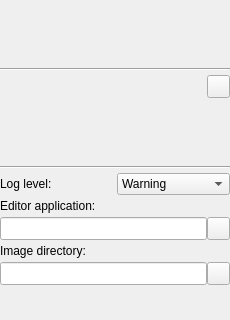
Qt form PlusApp/fCal/Toolboxes/ConfigurationToolbox.ui (PlusToolkit/PlusApp) before a commit.
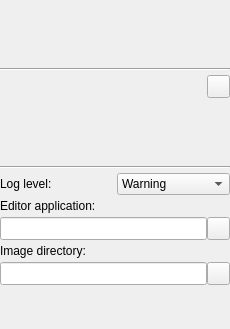
The same form after that commit. Icons and pictures are not drawn.

```diff
--- a/PlusApp/fCal/Toolboxes/ConfigurationToolbox.ui
+++ b/PlusApp/fCal/Toolboxes/ConfigurationToolbox.ui
@@ -2,20 +2,6 @@
 <ui version="4.0">
  <class>ConfigurationToolbox</class>
  <widget class="QWidget" name="ConfigurationToolbox">
-  <property name="geometry">
-   <rect>
-    <x>0</x>
-    <y>0</y>
-    <width>230</width>
-    <height>320</height>
-   </rect>
-  </property>
-  <property name="sizePolicy">
-   <sizepolicy hsizetype="Fixed" vsizetype="Preferred">
-    <horstretch>0</horstretch>
-    <verstretch>0</verstretch>
-   </sizepolicy>
-  </property>
   <property name="minimumSize">
    <size>
     <width>230</width>
```
